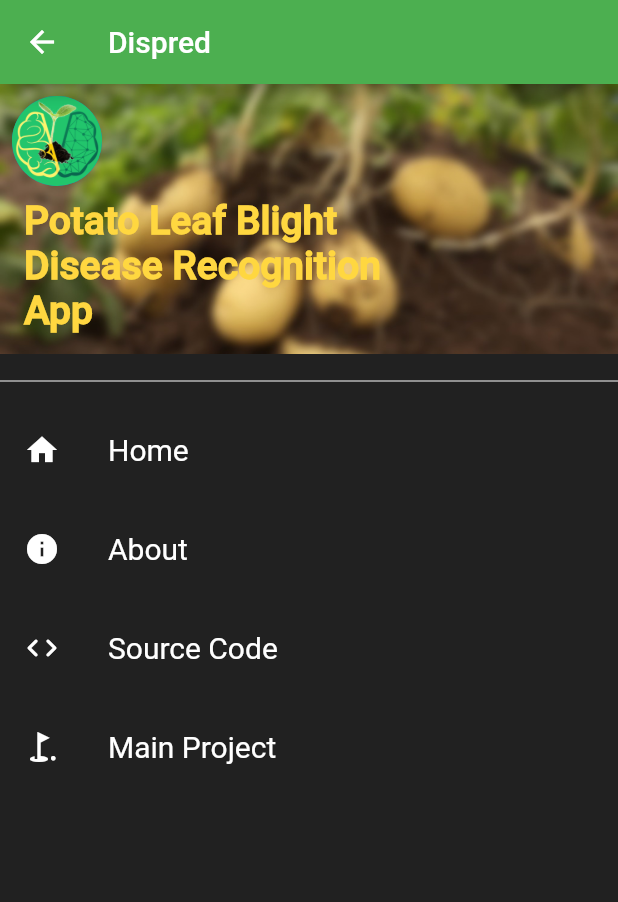
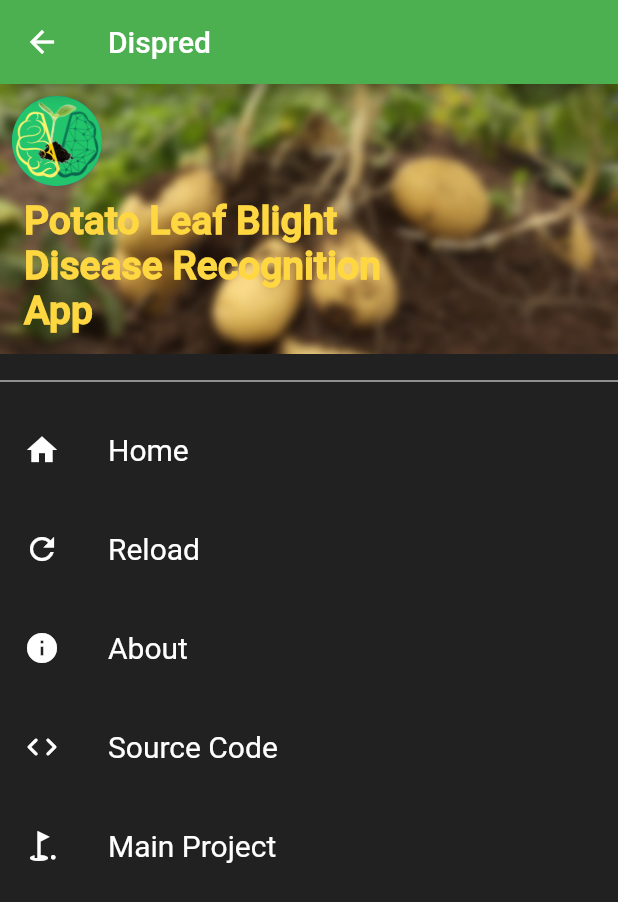
Before and after one commit to Deep-Jay/Dispred, a Flutter app: the NavigationDrawerWidget screen opened directly, on a phone screen of 412 x 824 dp. Shown: the top 902 px of the screen. Run offline on Flutter 3.47's test engine with Material 2 defaults, Android fonts, the phone set to English and light mode, and no system bars; our stand-ins replace camera, image_picker, progress_indicators; missing offline and left inert: tflite.

Commit message:
Added a reload button and fixed a glitch on results page

```diff
--- a/lib/result_page.dart
+++ b/lib/result_page.dart
@@ -244,16 +244,16 @@ class _DisplayPictureScreenState extends State<DisplayPictureScreen> {
                     controller: scrollController,
                     children: [
                       Container(
-                        height: 35,
+                        height: 20,
                         decoration: BoxDecoration(
-                            border: Border.all(width: 10),
+                            // border: Border.all(width: 10),
                             borderRadius: const BorderRadius.only(
                                 topLeft: Radius.circular(10),
                                 topRight: Radius.circular(10)),
                             color: Colors.black),
                         child: const Center(
                             child: Icon(
-                          Icons.menu,
+                          Icons.drag_handle_rounded,
                           color: Colors.white,
                         )),
                       ),
--- a/lib/widget.dart
+++ b/lib/widget.dart
@@ -13,8 +13,8 @@ You should have received a copy of the GNU General Public License along with Dis
 If not, see <https://www.gnu.org/licenses/>. */
 
 import 'package:flutter/material.dart';
+import 'package:potdispred1/splash_screen.dart';
 import 'about_page.dart';
-import 'how_to_use.dart';
 import 'package:url_launcher/url_launcher.dart';
 
 class NavigationDrawerWidget extends StatelessWidget {
@@ -44,6 +44,13 @@ class NavigationDrawerWidget extends StatelessWidget {
                     text: 'Home',
                     icon: Icons.home,
                     onClicked: () => selectedItem(context, 0)),
+                const SizedBox(
+                  height: 10,
+                ),
+                buildMenuItem(
+                    text: 'Reload',
+                    icon: Icons.refresh,
+                    onClicked: () => selectedItem(context, 4)),
                 const SizedBox(
                   height: 10,
                 ),
@@ -149,7 +156,7 @@ Future<void> selectedItem(BuildContext context, int index) async {
       break;
     case 4:
       Navigator.of(context)
-          .push(MaterialPageRoute(builder: (context) => const HowtoUsePage()));
+          .push(MaterialPageRoute(builder: (context) => const Splash()));
       break;
     case 2:
       _launch(source_code);
```
